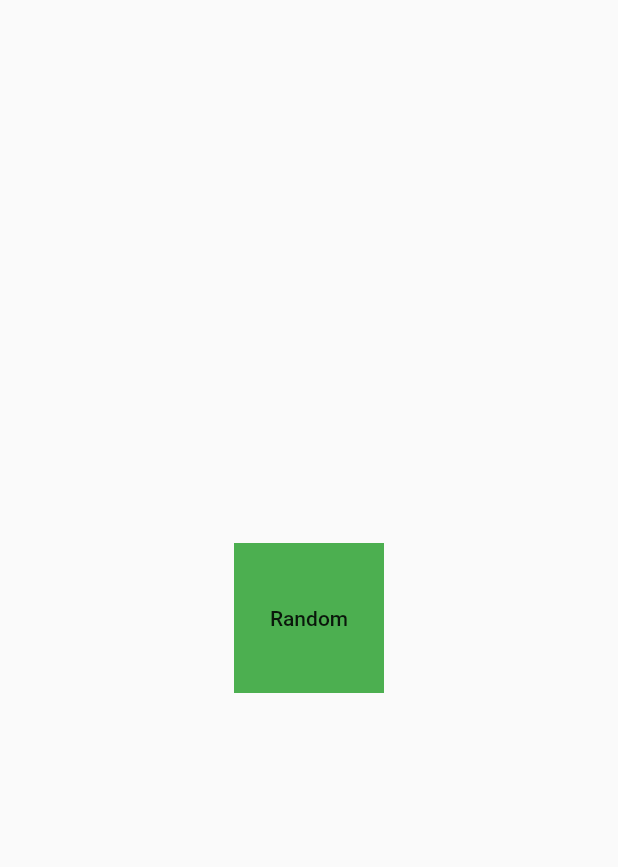
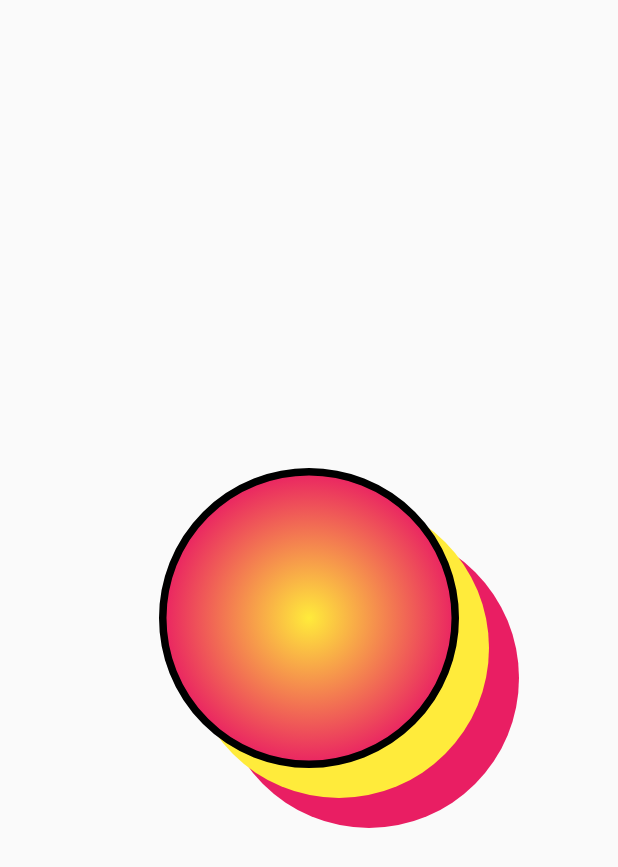
Before and after one commit to Amar-Gill/flutter-quizapp, a Flutter app: the screen it shows after launch, on a phone screen of 412 x 824 dp. Shown: the top 867 px of the screen. Run offline on Flutter 3.47's test engine with Material 2 defaults, Android fonts, the phone set to English and light mode, and no system bars.

Commit message:
BoxDecoration widget for styling Container widget.

```diff
--- a/lib/main.dart
+++ b/lib/main.dart
@@ -10,49 +10,22 @@ class MyApp extends StatelessWidget {
     return MaterialApp(
       home: Scaffold(
         body: Center(
-          child: CoolBox(),
+          child: Container(
+            alignment: Alignment.center,
+            height: 200,
+            width: 200,
+            decoration: BoxDecoration(
+                color: Colors.blue,
+                shape: BoxShape.circle,
+                border: Border.all(width: 5),
+                boxShadow: [
+                  BoxShadow(offset: Offset(40, 40), color: Colors.pink),
+                  BoxShadow(offset: Offset(20, 20), color: Colors.yellow),
+                ],
+                gradient: RadialGradient(colors: [Colors.yellow, Colors.pink])),
+          ),
         ),
       ),
     );
   }
 }
-
-class CoolBox extends StatefulWidget {
-  const CoolBox({
-    Key key,
-  }) : super(key: key);
-
-  @override
-  _CoolBoxState createState() => _CoolBoxState();
-}
-
-class _CoolBoxState extends State<CoolBox> {
-  double width = 100;
-  double height = 100;
-  Color color = Colors.green;
-
-  @override
-  Widget build(BuildContext context) {
-    return AnimatedContainer(
-      duration: Duration(seconds: 2),
-      curve: Curves.bounceInOut,
-      color: color,
-      width: width,
-      height: height,
-      child: FlatButton(
-        child: Text('Random'),
-        onPressed: () {
-          setState(() {
-            width = Random().nextDouble() * 400;
-            height = Random().nextDouble() * 400;
-
-            int r = Random().nextInt(255);
-            int b = Random().nextInt(255);
-            int g = Random().nextInt(255);
-            color = Color.fromRGBO(r, b, g, 1);
-          });
-        },
-      ),
-    );
-  }
-}
```
